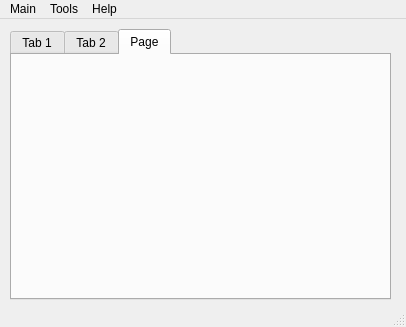
Above: mainwindow.ui from markopoloparadox/ProjectPerun before the change. Below: the same form after it.
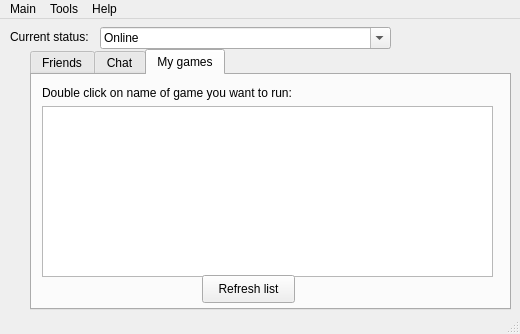
That is the form after the change. The open tabs and pages were chosen to show the change.

The edit to the form file:
```diff
--- a/mainwindow.ui
+++ b/mainwindow.ui
@@ -6,8 +6,8 @@
    <rect>
     <x>0</x>
     <y>0</y>
-    <width>406</width>
-    <height>327</height>
+    <width>520</width>
+    <height>334</height>
    </rect>
   </property>
   <property name="windowTitle">
@@ -17,10 +17,10 @@
    <widget class="QTabWidget" name="tabWidget">
     <property name="geometry">
      <rect>
-      <x>10</x>
-      <y>10</y>
-      <width>381</width>
-      <height>271</height>
+      <x>30</x>
+      <y>30</y>
+      <width>481</width>
+      <height>261</height>
      </rect>
     </property>
     <property name="currentIndex">
@@ -28,7 +28,7 @@
     </property>
     <widget class="QWidget" name="tab">
      <attribute name="title">
-      <string>Tab 1</string>
+      <string>Friends</string>
      </attribute>
      <widget class="QTableWidget" name="tableWidget">
       <property name="geometry">
@@ -79,7 +79,7 @@
     </widget>
     <widget class="QWidget" name="tab_2">
      <attribute name="title">
-      <string>Tab 2</string>
+      <string>Chat</string>
      </attribute>
      <widget class="QLabel" name="StatusLabel">
       <property name="geometry">
@@ -120,18 +120,83 @@
     </widget>
     <widget class="QWidget" name="tab_3">
      <attribute name="title">
-      <string>Page</string>
+      <string>My games</string>
      </attribute>
+     <widget class="QListWidget" name="listWidget">
+      <property name="geometry">
+       <rect>
+        <x>10</x>
+        <y>31</y>
+        <width>451</width>
+        <height>171</height>
+       </rect>
+      </property>
+     </widget>
+     <widget class="QLabel" name="label_2">
+      <property name="geometry">
+       <rect>
+        <x>10</x>
+        <y>10</y>
+        <width>291</width>
+        <height>16</height>
+       </rect>
+      </property>
+      <property name="text">
+       <string>Double click on name of game you want to run:</string>
+      </property>
+     </widget>
+     <widget class="QPushButton" name="refreshButton">
+      <property name="geometry">
+       <rect>
+        <x>170</x>
+        <y>200</y>
+        <width>93</width>
+        <height>28</height>
+       </rect>
+      </property>
+      <property name="text">
+       <string>Refresh list</string>
+      </property>
+     </widget>
     </widget>
    </widget>
+   <widget class="QLabel" name="label">
+    <property name="geometry">
+     <rect>
+      <x>10</x>
+      <y>10</y>
+      <width>91</width>
+      <height>16</height>
+     </rect>
+    </property>
+    <property name="text">
+     <string>Current status:</string>
+    </property>
+   </widget>
+   <widget class="QComboBox" name="currentStatusCBox">
+    <property name="geometry">
+     <rect>
+      <x>100</x>
+      <y>8</y>
+      <width>291</width>
+      <height>22</height>
+     </rect>
+    </property>
+    <property name="editable">
+     <bool>true</bool>
+    </property>
+    <property name="currentText">
+     <string>Online</string>
+    </property>
+   </widget>
   </widget>
   <widget class="QMenuBar" name="menubar">
    <property name="geometry">
     <rect>
      <x>0</x>
      <y>0</y>
-     <width>406</width>
-     <height>21</height>
+     <width>520</width>
+     <height>26</height>
     </rect>
    </property>
    <widget class="QMenu" name="menuDisconnect">
```
Left out of the diff: 28 changed lines with no effect on the pictures.
